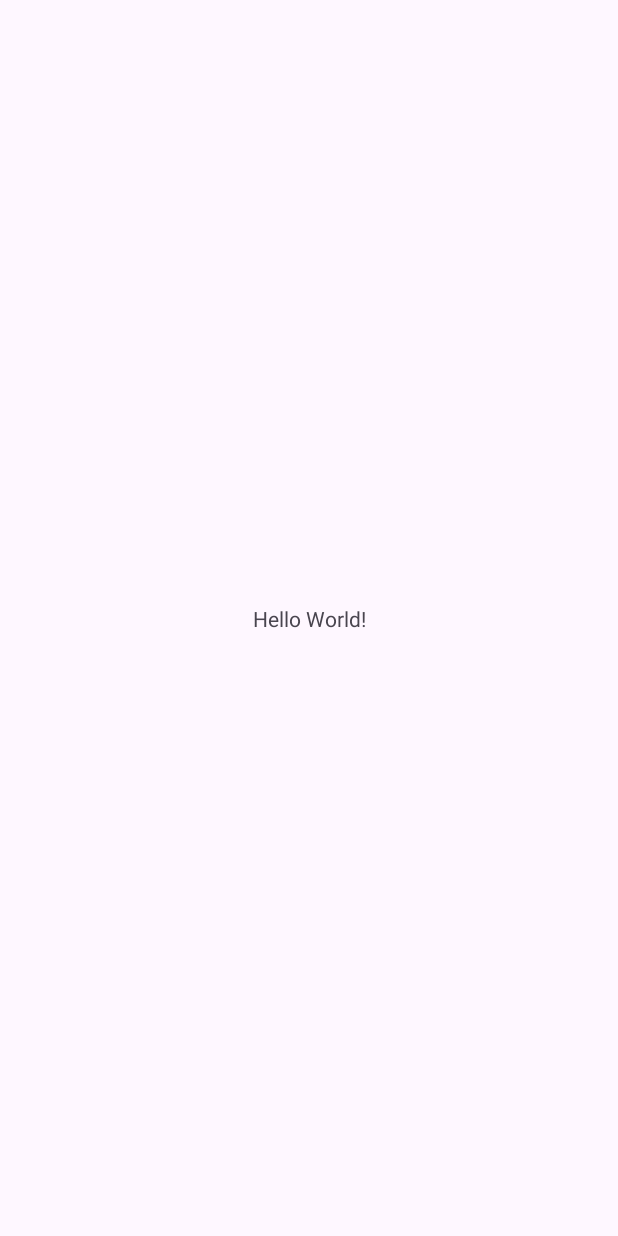
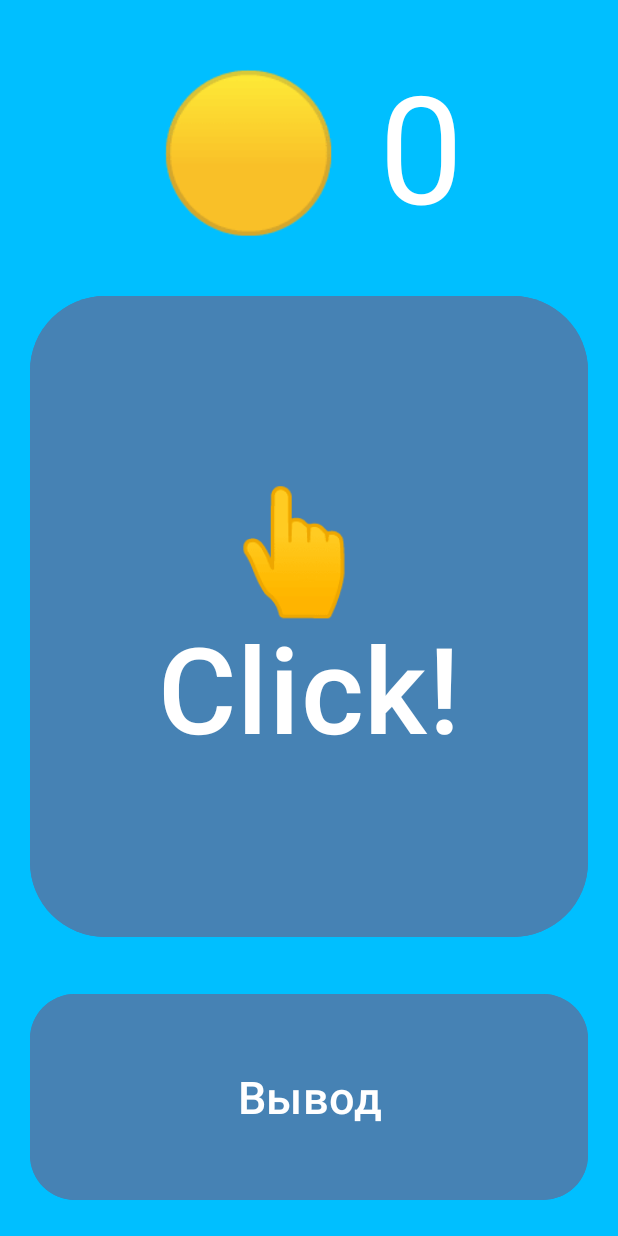
Before and after one commit to alexpopov06/EarnMoney, an Android app: the screen it shows after launch (MainActivity), on a phone screen of 412 x 824 dp. Before the commit the screen is almost empty. Run offline under Robolectric (Android 15) with nearby library versions, the phone set to English and light mode, and no system bars.

Commit message:
счетчик нажатий

```diff
--- a/app/src/main/AndroidManifest.xml
+++ b/app/src/main/AndroidManifest.xml
@@ -13,6 +13,9 @@
         android:theme="@style/Theme.EarnMoney"
         tools:targetApi="31">
         <activity
+            android:name=".WithDrawalActivity"
+            android:exported="false" />
+        <activity
             android:name=".MainActivity"
             android:exported="true">
             <intent-filter>
--- a/app/src/main/java/com/example/earnmoney/MainActivity.kt
+++ b/app/src/main/java/com/example/earnmoney/MainActivity.kt
@@ -1,20 +1,50 @@
+
 package com.example.earnmoney
 
+import android.content.Intent
+import android.content.SharedPreferences
 import android.os.Bundle
-import androidx.activity.enableEdgeToEdge
+import android.widget.TextView
 import androidx.appcompat.app.AppCompatActivity
-import androidx.core.view.ViewCompat
-import androidx.core.view.WindowInsetsCompat
+import com.google.android.material.button.MaterialButton
 
 class MainActivity : AppCompatActivity() {
+    private var balance = 0
+    private lateinit var cash: TextView
+    private lateinit var click: MaterialButton
+    private lateinit var withDrawal: MaterialButton
+
     override fun onCreate(savedInstanceState: Bundle?) {
         super.onCreate(savedInstanceState)
-        enableEdgeToEdge()
         setContentView(R.layout.activity_main)
-        ViewCompat.setOnApplyWindowInsetsListener(findViewById(R.id.main)) { v, insets ->
-            val systemBars = insets.getInsets(WindowInsetsCompat.Type.systemBars())
-            v.setPadding(systemBars.left, systemBars.top, systemBars.right, systemBars.bottom)
-            insets
+
+
+        cash = findViewById(R.id.balance)
+        click = findViewById(R.id.click)
+        withDrawal = findViewById(R.id.WithDrawal)
+
+        balance = getSharedPreferences("MoneyBalance", MODE_PRIVATE)
+            .getInt("balance", 0)
+        updateBalanceText()
+
+        click.setOnClickListener {
+            balance += 1
+            updateBalanceText()
+            saveBalance(balance)
+        }
+
+        withDrawal.setOnClickListener {
+            startActivity(Intent(this, WithDrawalActivity::class.java))
         }
     }
+
+    private fun updateBalanceText() {
+        cash.text = "🟡 $balance"
+    }
+
+    private fun saveBalance(value: Int) {
+        getSharedPreferences("MoneyBalance", MODE_PRIVATE).edit()
+            .putInt("balance", value)
+            .apply()
+    }
 }
--- a/app/src/main/res/layout/activity_main.xml
+++ b/app/src/main/res/layout/activity_main.xml
@@ -1,19 +1,42 @@
 <?xml version="1.0" encoding="utf-8"?>
-<androidx.constraintlayout.widget.ConstraintLayout xmlns:android="http://schemas.android.com/apk/res/android"
+<LinearLayout xmlns:android="http://schemas.android.com/apk/res/android"
     xmlns:app="http://schemas.android.com/apk/res-auto"
     xmlns:tools="http://schemas.android.com/tools"
     android:id="@+id/main"
     android:layout_width="match_parent"
     android:layout_height="match_parent"
-    tools:context=".MainActivity">
-
+    android:background="@color/blue"
+    tools:context=".MainActivity"
+    android:padding="20dp"
+    android:orientation="vertical">
     <TextView
+        android:id="@+id/balance"
         android:layout_width="wrap_content"
         android:layout_height="wrap_content"
-        android:text="Hello World!"
-        app:layout_constraintBottom_toBottomOf="parent"
-        app:layout_constraintEnd_toEndOf="parent"
-        app:layout_constraintStart_toStartOf="parent"
-        app:layout_constraintTop_toTopOf="parent" />
+        android:textColor="@color/white"
+        android:textSize="100sp"
+        android:layout_gravity="center"
+        android:layout_marginTop="10dp"/>
+    <com.google.android.material.button.MaterialButton
+        android:id="@+id/click"
+        android:layout_width="match_parent"
+        android:layout_height="0dp"
+        android:layout_weight="3"
+        android:layout_marginTop="30dp"
+        android:backgroundTint="@color/darkblue"
+        app:cornerRadius="50dp"
+        android:text="👆 \nClick!"
+        android:textSize="80dp"/>
+    <com.google.android.material.button.MaterialButton
+        android:id="@+id/WithDrawal"
+        android:layout_width="match_parent"
+        android:layout_height="0dp"
+        android:layout_weight="1"
+        android:text="Вывод"
+        android:textSize="30sp"
+        android:backgroundTint="@color/darkblue"
+        android:layout_marginTop="30dp"
+        app:cornerRadius="30dp"/>
 
-</androidx.constraintlayout.widget.ConstraintLayout>
+
+</LinearLayout>
--- a/app/src/main/res/values/colors.xml
+++ b/app/src/main/res/values/colors.xml
@@ -2,4 +2,6 @@
 <resources>
     <color name="black">#FF000000</color>
     <color name="white">#FFFFFFFF</color>
+    <color name="blue">#00BFFF</color>
+    <color name="darkblue">#4682B4</color>
 </resources>
--- a/app/src/main/res/values/strings.xml
+++ b/app/src/main/res/values/strings.xml
@@ -1,3 +1,4 @@
 <resources>
     <string name="app_name">EarnMoney</string>
+    <string name="tglink">https://kaf30.mephi.ru/books/uslovie.pdf</string>
 </resources>
```
Also changed, not shown: app/src/main/java/com/example/earnmoney/WithDrawalActivity.kt (added, +23 -0 lines), app/src/main/res/drawable/back.xml (added, +9 -0 lines), app/src/main/res/drawable/click.xml (added, +30 -0 lines), app/src/main/res/drawable/coins.xml (added, +63 -0 lines), app/src/main/res/drawable/play.xml (added, +9 -0 lines), app/src/main/res/drawable/rounded_layout.xml (added, +15 -0 lines), app/src/main/res/layout/activity_conclusion.xml (added, +85 -0 lines).
